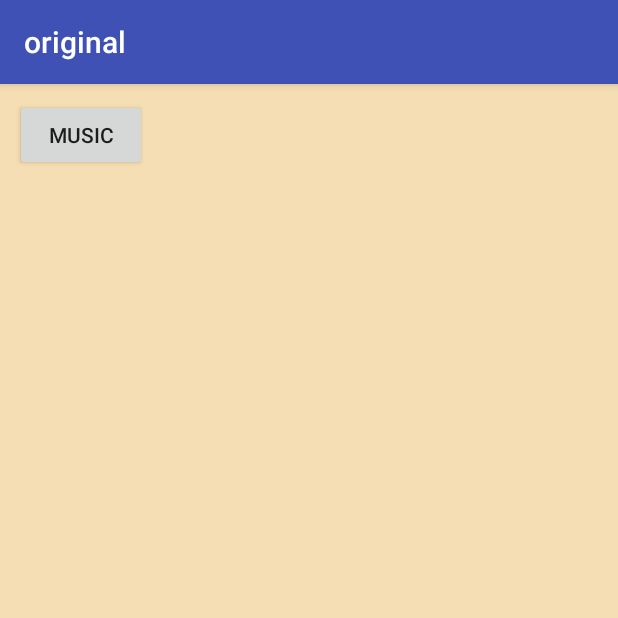
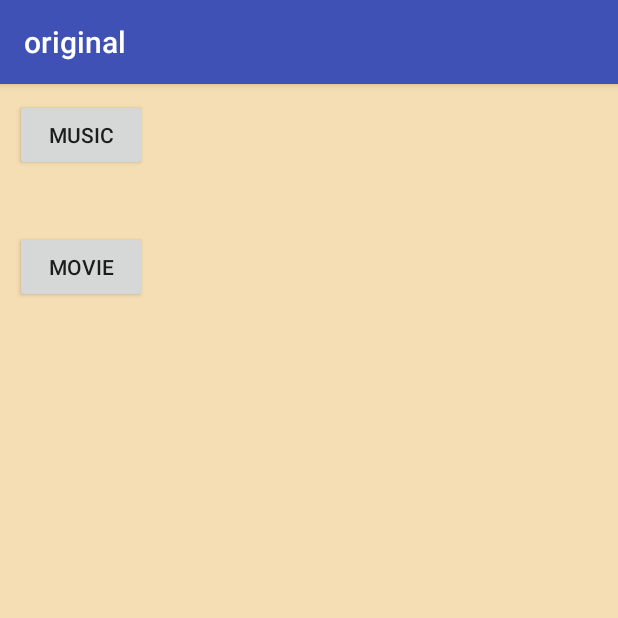
Before and after one commit to mattukouta/OriginalApp, an Android app: the screen it shows after launch (MainActivity), on a phone screen of 412 x 824 dp, the top half of it. Run offline under Robolectric (Android 15) with nearby library versions, the phone set to English and light mode, and no system bars.

Commit message:
add movie

```diff
--- a/original/app/build.gradle
+++ b/original/app/build.gradle
@@ -31,5 +31,6 @@ dependencies {
     androidTestImplementation 'com.android.support.test:runner:1.0.1'
     androidTestImplementation 'com.android.support.test.espresso:espresso-core:3.0.1'
 
-    compile 'com.airbnb.android:lottie:1.5.3'
+
+    compile 'com.google.android.exoplayer:exoplayer:2.6.1'
 }
--- a/original/app/src/main/AndroidManifest.xml
+++ b/original/app/src/main/AndroidManifest.xml
@@ -17,6 +17,7 @@
             </intent-filter>
         </activity>
         <activity android:name=".Main1" />
+        <activity android:name=".Main1_1" />
         <activity android:name=".Main2" />
 
     </application>
--- a/original/app/src/main/java/sample/kouta/original/MainActivity.kt
+++ b/original/app/src/main/java/sample/kouta/original/MainActivity.kt
@@ -11,10 +11,14 @@ class MainActivity : AppCompatActivity() {
         super.onCreate(savedInstanceState)
         setContentView(R.layout.activity_main)
 
-        val Music=findViewById(R.id.music) as Button
+        val Music = findViewById(R.id.music) as Button
+        val Movie = findViewById(R.id.movie) as Button
 
-        Music.setOnClickListener{
+        Music.setOnClickListener {
             startActivity(Intent(this, Main1::class.java))
+        }
+        Movie.setOnClickListener {
+            startActivity(Intent(this, Main1_1::class.java))
         }
     }
 
--- a/original/app/src/main/res/layout/activity_2.xml
+++ b/original/app/src/main/res/layout/activity_2.xml
@@ -65,6 +65,7 @@
         android:layout_marginBottom="75dp"
         android:layout_marginTop="25dp"
         android:text="TextView"
+        android:textSize="40sp"
         app:layout_constraintBottom_toTopOf="@+id/one_stop"
         app:layout_constraintEnd_toEndOf="parent"
         app:layout_constraintStart_toStartOf="parent"
--- a/original/app/src/main/res/layout/activity_main.xml
+++ b/original/app/src/main/res/layout/activity_main.xml
@@ -14,8 +14,18 @@
         android:layout_height="wrap_content"
         android:layout_marginStart="10dp"
         android:layout_marginTop="10dp"
-        android:text="Music"
+        android:text="music"
         app:layout_constraintStart_toStartOf="parent"
         app:layout_constraintTop_toTopOf="parent" />
 
+    <Button
+        android:id="@+id/movie"
+        android:layout_width="wrap_content"
+        android:layout_height="wrap_content"
+        android:layout_marginStart="10dp"
+        android:layout_marginTop="40dp"
+        android:text="Movie"
+        app:layout_constraintStart_toStartOf="parent"
+        app:layout_constraintTop_toBottomOf="@+id/music" />
+
 </android.support.constraint.ConstraintLayout>
```
Also changed, not shown: original/app/src/main/java/sample/kouta/original/Main1.kt (+10 -0 lines), original/app/src/main/java/sample/kouta/original/Main1_1.kt (added, +36 -0 lines), original/app/src/main/java/sample/kouta/original/Main2.kt (+12 -6 lines), original/app/src/main/res/layout/activity_1.xml (+26 -2 lines), original/app/src/main/res/layout/activity_1_1.xml (added, +14 -0 lines), 600 other files.
